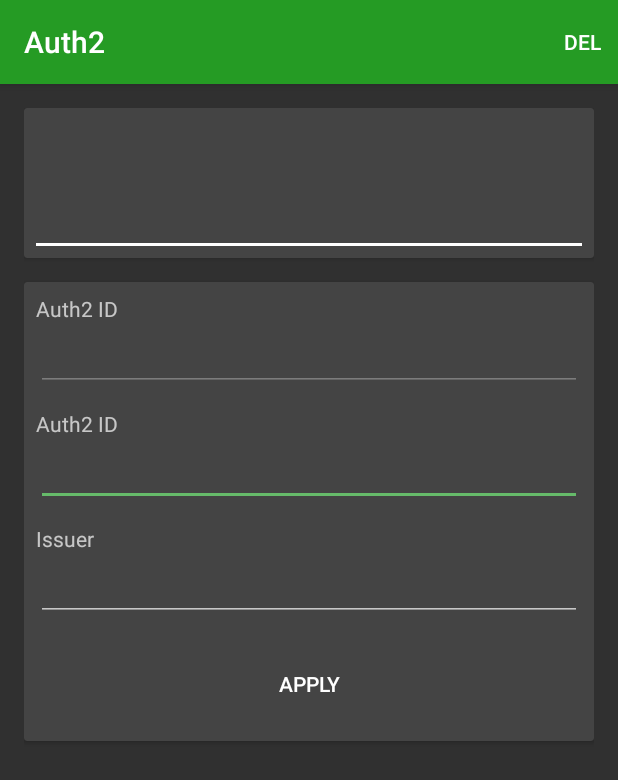
After one commit to kuluna/Auth2, an Android app: the DetailActivity screen opened directly, with no data from a screen before it, on a phone screen of 412 x 824 dp. The commit adds this screen. Shown: the top 780 px of the screen. Run offline under Robolectric (Android 15) with nearby library versions, the phone set to English and light mode, and no system bars; libraries missing offline, so code that uses them is left out: com.activeandroid, com.activeandroid.query; 1 statement that could not run was skipped.

Commit message:
詳細画面を追加

```diff
--- /dev/null
+++ b/mobile/src/main/res/layout/activity_detail.xml
@@ -0,0 +1,81 @@
+<LinearLayout xmlns:android="http://schemas.android.com/apk/res/android"
+    xmlns:card_view="http://schemas.android.com/apk/res-auto"
+    xmlns:tools="http://schemas.android.com/tools"
+    android:layout_width="match_parent"
+    android:layout_height="match_parent"
+    android:orientation="vertical"
+    android:paddingBottom="@dimen/activity_vertical_margin"
+    android:paddingLeft="@dimen/activity_horizontal_margin"
+    android:paddingRight="@dimen/activity_horizontal_margin"
+    android:paddingTop="@dimen/activity_vertical_margin"
+    tools:context="app.kuluna.jp.auth2.DetailActivity">
+
+    <include
+        layout="@layout/list_card"
+        android:layout_width="match_parent"
+        android:layout_height="wrap_content" />
+
+    <android.support.v7.widget.CardView
+        android:layout_width="match_parent"
+        android:layout_height="wrap_content"
+        android:layout_marginTop="16dp"
+        card_view:cardBackgroundColor="#444"
+        card_view:cardCornerRadius="2dp">
+
+        <LinearLayout
+            android:layout_width="match_parent"
+            android:layout_height="match_parent"
+            android:orientation="vertical"
+            android:padding="8dp">
+
+            <TextView
+                android:layout_width="wrap_content"
+                android:layout_height="wrap_content"
+                android:text="@string/auth2id" />
+
+            <EditText
+                android:id="@+id/edittext_auth2id"
+                android:layout_width="match_parent"
+                android:layout_height="wrap_content"
+                android:layout_marginBottom="12dp"
+                android:enabled="false"
+                tools:text="1" />
+
+            <TextView
+                android:layout_width="wrap_content"
+                android:layout_height="wrap_content"
+                android:text="@string/auth2id" />
+
+            <EditText
+                android:id="@+id/edittext_accountId"
+                android:layout_width="match_parent"
+                android:layout_height="wrap_content"
+                android:layout_marginBottom="12dp"
+                android:inputType="textEmailAddress"
+                tools:text="example@example.com">
+
+                <requestFocus />
+            </EditText>
+
+            <TextView
+                android:layout_width="wrap_content"
+                android:layout_height="wrap_content"
+                android:text="@string/issuer" />
+
+            <EditText
+                android:id="@+id/edittext_issue"
+                android:layout_width="match_parent"
+                android:layout_height="wrap_content"
+                android:layout_marginBottom="12dp"
+                android:inputType="textEmailAddress"
+                tools:text="Google" />
+
+            <Button
+                android:id="@+id/button_apply"
+                style="?android:attr/borderlessButtonStyle"
+                android:layout_width="match_parent"
+                android:layout_height="60dp"
+                android:text="@string/apply" />
+        </LinearLayout>
+    </android.support.v7.widget.CardView>
+</LinearLayout>
--- a/mobile/src/main/res/layout/list_card.xml
+++ b/mobile/src/main/res/layout/list_card.xml
@@ -1,6 +1,7 @@
 <?xml version="1.0" encoding="utf-8"?>
 
 <android.support.v7.widget.CardView xmlns:android="http://schemas.android.com/apk/res/android"
+    xmlns:tools="http://schemas.android.com/tools"
     xmlns:card_view="http://schemas.android.com/apk/res-auto"
     android:layout_width="match_parent"
     android:layout_height="match_parent"
@@ -10,9 +11,10 @@
     card_view:cardBackgroundColor="#444"
     card_view:cardCornerRadius="2dp">
 
-    <RelativeLayout
+    <LinearLayout
         android:layout_width="match_parent"
         android:layout_height="match_parent"
+        android:orientation="vertical"
         android:padding="8dp">
 
         <TextView
@@ -20,27 +22,22 @@
             android:layout_width="match_parent"
             android:layout_height="wrap_content"
             android:fontFamily="sans-serif-light"
-            android:text="Account Name" />
+            tools:text="Account Name" />
 
         <TextView
             android:id="@+id/card_authkey"
             android:layout_width="match_parent"
             android:layout_height="wrap_content"
-            android:layout_alignParentLeft="true"
-            android:layout_alignParentStart="true"
-            android:layout_below="@+id/card_accountid"
             android:layout_marginTop="6dp"
             android:fontFamily="sans-serif-light"
-            android:text="123456"
+            tools:text="123456"
             android:textColor="@color/brandcolor_accent"
             android:textSize="42sp" />
 
         <View
             android:layout_width="match_parent"
             android:layout_height="2dp"
-            android:layout_marginTop="2dp"
-            android:layout_alignBottom="@+id/card_authkey"
             android:background="@android:color/white" />
-    </RelativeLayout>
+    </LinearLayout>
 
 </android.support.v7.widget.CardView>
--- /dev/null
+++ b/mobile/src/main/res/menu/detail.xml
@@ -0,0 +1,11 @@
+<?xml version="1.0" encoding="utf-8"?>
+<menu xmlns:android="http://schemas.android.com/apk/res/android"
+    xmlns:app="http://schemas.android.com/apk/res-auto"
+    xmlns:tools="http://schemas.android.com/tools"
+    tools:context=".MainActivity">
+    <item
+        android:id="@+id/action_del"
+        android:title="@string/action_del"
+        app:showAsAction="always" />
+
+</menu>
--- a/mobile/src/main/res/values/strings.xml
+++ b/mobile/src/main/res/values/strings.xml
@@ -1,10 +1,16 @@
 <?xml version="1.0" encoding="utf-8"?>
 <resources>
-
     <string name="app_name">Auth2</string>
     <string name="action_add">Add</string>
+    <string name="action_del">Del</string>
     <string name="copied">Copied.</string>
     <string name="confirm_delete">Delete Token?</string>
     <string name="cancel">Cancel</string>
     <string name="error_uri">Sorry, TOTP Only</string>
+    <string name="auth2id">Auth2 ID</string>
+    <string name="accountid">Account ID</string>
+    <string name="issuer">Issuer</string>
+    <string name="apply">Apply</string>
+    <string name="error_auth2id">Sorry, data not found</string>
+    <string name="error_textfilter">Please do not use \'[\' and \']\'</string>
 </resources>
```
Also changed, not shown: mobile/src/main/AndroidManifest.xml (+6 -5 lines), mobile/src/main/java/app/kuluna/jp/auth2/DeleteDialogFragment.java (+6 -4 lines), mobile/src/main/java/app/kuluna/jp/auth2/DetailActivity.java (added, +143 -0 lines), mobile/src/main/java/app/kuluna/jp/auth2/MainActivity.java (+33 -39 lines), 1 other file.
